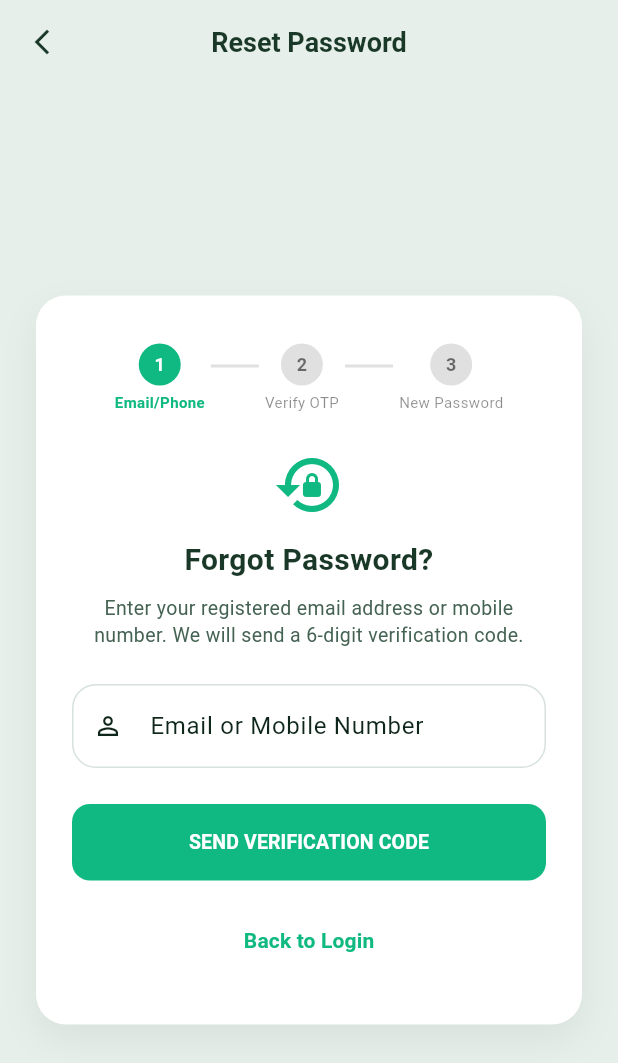
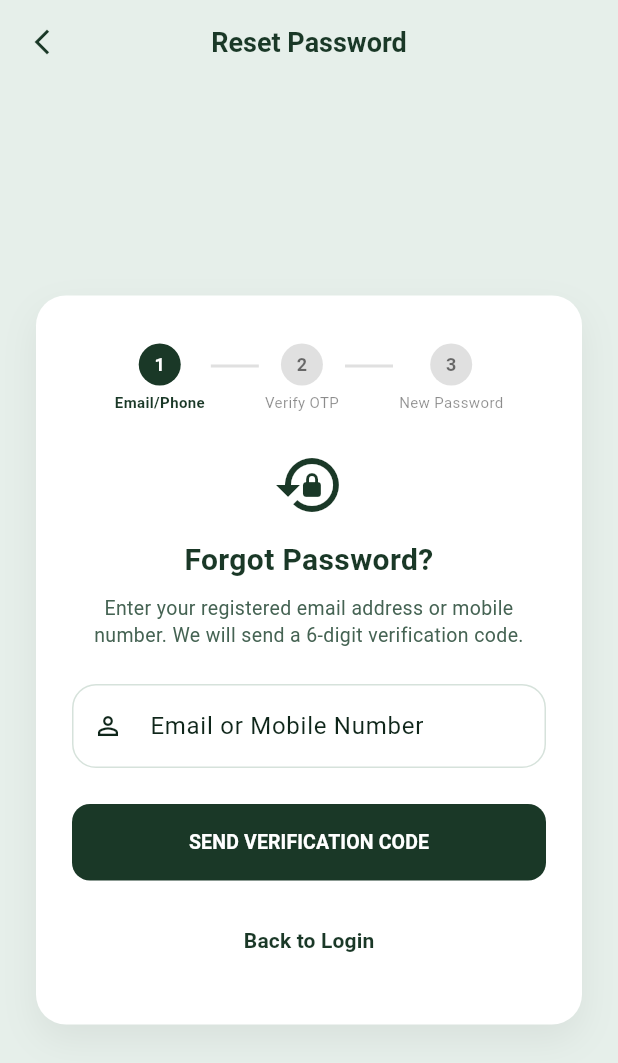
Before and after one commit to Krupa-hingrajia/alanga-app, a Flutter app: the screen it shows after launch, after a tap on "Forgot Password?", on a phone screen of 412 x 824 dp. Shown: the top 1063 px of the screen. Run offline on Flutter 3.47's test engine with Material 3 defaults, Android fonts, the phone set to English and light mode, and no system bars; our stand-ins replace dio, equatable, firebase_auth, firebase_core, flutter_bloc, flutter_secure_storage and 8 more; accounts and stored records are empty; network calls fail.

Commit message:
style(customer_app): update button colors to app icon dark green (0xFF1A3827)

```diff
--- a/frontend/customer_app/lib/core/theme/app_theme.dart
+++ b/frontend/customer_app/lib/core/theme/app_theme.dart
@@ -46,6 +46,16 @@ class AppTheme {
         errorBorder: OutlineInputBorder(
           borderRadius: BorderRadius.circular(16),
           borderSide: const BorderSide(color: AppColors.brandRed),
+        ),
+      ),
+      elevatedButtonTheme: ElevatedButtonThemeData(
+        style: ElevatedButton.styleFrom(
+          backgroundColor: const Color(0xFF1A3827),
+          foregroundColor: Colors.white,
+          elevation: 0,
+          shape: RoundedRectangleBorder(
+            borderRadius: BorderRadius.circular(12),
+          ),
         ),
       ),
     );
--- a/frontend/customer_app/lib/features/auth/presentation/screens/forgot_password_screen.dart
+++ b/frontend/customer_app/lib/features/auth/presentation/screens/forgot_password_screen.dart
@@ -123,7 +123,7 @@ class _ForgotPasswordScreenState extends State<ForgotPasswordScreen> {
                                 ? 'OTP sent! Test code: ${state.devOtp}'
                                 : 'Verification code sent to ${state.identifier}',
                           ),
-                          backgroundColor: AppColors.primaryGreen,
+                          backgroundColor: const Color(0xFF1A3827),
                           duration: const Duration(seconds: 4),
                         ),
                       );
@@ -153,7 +153,7 @@ class _ForgotPasswordScreenState extends State<ForgotPasswordScreen> {
                         borderRadius: BorderRadius.circular(20),
                         boxShadow: [
                           BoxShadow(
-                            color: Colors.black.withOpacity(0.06),
+                            color: Colors.black.withValues(alpha: 0.06),
                             blurRadius: 20,
                             offset: const Offset(0, 10),
                           ),
@@ -211,7 +211,7 @@ class _ForgotPasswordScreenState extends State<ForgotPasswordScreen> {
           height: 28,
           decoration: BoxDecoration(
             shape: BoxShape.circle,
-            color: active ? AppColors.primaryGreen : const Color(0xFFE0E0E0),
+            color: active ? const Color(0xFF1A3827) : const Color(0xFFE0E0E0),
           ),
           child: Center(
             child: Text(
@@ -229,7 +229,7 @@ class _ForgotPasswordScreenState extends State<ForgotPasswordScreen> {
           label,
           style: TextStyle(
             fontSize: 10,
-            color: active ? AppColors.primaryGreen : Colors.black45,
+            color: active ? const Color(0xFF1A3827) : Colors.black45,
             fontWeight: active ? FontWeight.w600 : FontWeight.normal,
           ),
         ),
@@ -242,7 +242,7 @@ class _ForgotPasswordScreenState extends State<ForgotPasswordScreen> {
       width: 32,
       height: 2,
       margin: const EdgeInsets.only(bottom: 16, left: 4, right: 4),
-      color: active ? AppColors.primaryGreen : const Color(0xFFE0E0E0),
+      color: active ? const Color(0xFF1A3827) : const Color(0xFFE0E0E0),
     );
   }
 
@@ -253,7 +253,7 @@ class _ForgotPasswordScreenState extends State<ForgotPasswordScreen> {
       child: Column(
         crossAxisAlignment: CrossAxisAlignment.stretch,
         children: [
-          const Icon(Icons.lock_reset, size: 48, color: AppColors.primaryGreen),
+          const Icon(Icons.lock_reset, size: 48, color: Color(0xFF1A3827)),
           const SizedBox(height: 12),
           const Text(
             'Forgot Password?',
@@ -285,7 +285,7 @@ class _ForgotPasswordScreenState extends State<ForgotPasswordScreen> {
               border: OutlineInputBorder(borderRadius: BorderRadius.circular(12)),
               focusedBorder: OutlineInputBorder(
                 borderRadius: BorderRadius.circular(12),
-                borderSide: const BorderSide(color: AppColors.primaryGreen, width: 2),
+                borderSide: const BorderSide(color: Color(0xFF1A3827), width: 2),
               ),
             ),
             validator: (value) {
@@ -316,7 +316,7 @@ class _ForgotPasswordScreenState extends State<ForgotPasswordScreen> {
                   },
             style: ElevatedButton.styleFrom(
               padding: const EdgeInsets.symmetric(vertical: 16),
-              backgroundColor: AppColors.primaryGreen,
+              backgroundColor: const Color(0xFF1A3827),
               foregroundColor: Colors.white,
               shape: RoundedRectangleBorder(
                 borderRadius: BorderRadius.circular(12),
@@ -339,7 +339,7 @@ class _ForgotPasswordScreenState extends State<ForgotPasswordScreen> {
             onPressed: () => context.go('/login'),
             child: const Text(
               'Back to Login',
-              style: TextStyle(color: AppColors.primaryGreen, fontWeight: FontWeight.w600),
+              style: TextStyle(color: Color(0xFF1A3827), fontWeight: FontWeight.w600),
             ),
           ),
         ],
@@ -354,7 +354,7 @@ class _ForgotPasswordScreenState extends State<ForgotPasswordScreen> {
       child: Column(
         crossAxisAlignment: CrossAxisAlignment.stretch,
         children: [
-          const Icon(Icons.mark_email_read_outlined, size: 48, color: AppColors.primaryGreen),
+          const Icon(Icons.mark_email_read_outlined, size: 48, color: Color(0xFF1A3827)),
           const SizedBox(height: 12),
           const Text(
             'Verify Verification Code',
@@ -389,7 +389,7 @@ class _ForgotPasswordScreenState extends State<ForgotPasswordScreen> {
               border: OutlineInputBorder(borderRadius: BorderRadius.circular(12)),
               focusedBorder: OutlineInputBorder(
                 borderRadius: BorderRadius.circular(12),
-                borderSide: const BorderSide(color: AppColors.primaryGreen, width: 2),
+                borderSide: const BorderSide(color: Color(0xFF1A3827), width: 2),
               ),
             ),
             validator: (value) {
@@ -443,7 +443,7 @@ class _ForgotPasswordScreenState extends State<ForgotPasswordScreen> {
                   },
             style: ElevatedButton.styleFrom(
               padding: const EdgeInsets.symmetric(vertical: 16),
-              backgroundColor: AppColors.primaryGreen,
+              backgroundColor: const Color(0xFF1A3827),
               foregroundColor: Colors.white,
               shape: RoundedRectangleBorder(
                 borderRadius: BorderRadius.circular(12),
@@ -473,7 +473,7 @@ class _ForgotPasswordScreenState extends State<ForgotPasswordScreen> {
       child: Column(
         crossAxisAlignment: CrossAxisAlignment.stretch,
         children: [
-          const Icon(Icons.lock_outline, size: 48, color: AppColors.primaryGreen),
+          const Icon(Icons.lock_outline, size: 48, color: Color(0xFF1A3827)),
           const SizedBox(height: 12),
           const Text(
             'Create New Password',
@@ -508,7 +508,7 @@ class _ForgotPasswordScreenState extends State<ForgotPasswordScreen> {
               border: OutlineInputBorder(borderRadius: BorderRadius.circular(12)),
               focusedBorder: OutlineInputBorder(
                 borderRadius: BorderRadius.circular(12),
-                borderSide: const BorderSide(color: AppColors.primaryGreen, width: 2),
+                borderSide: const BorderSide(color: Color(0xFF1A3827), width: 2),
               ),
             ),
             validator: (value) {
@@ -532,7 +532,7 @@ class _ForgotPasswordScreenState extends State<ForgotPasswordScreen> {
               border: OutlineInputBorder(borderRadius: BorderRadius.circular(12)),
               focusedBorder: OutlineInputBorder(
                 borderRadius: BorderRadius.circular(12),
-                borderSide: const BorderSide(color: AppColors.primaryGreen, width: 2),
+                borderSide: const BorderSide(color: Color(0xFF1A3827), width: 2),
               ),
             ),
             validator: (value) {
@@ -562,7 +562,7 @@ class _ForgotPasswordScreenState extends State<ForgotPasswordScreen> {
                   },
             style: ElevatedButton.styleFrom(
               padding: const EdgeInsets.symmetric(vertical: 16),
-              backgroundColor: AppColors.primaryGreen,
+              backgroundColor: const Color(0xFF1A3827),
               foregroundColor: Colors.white,
               shape: RoundedRectangleBorder(
                 borderRadius: BorderRadius.circular(12),
@@ -593,7 +593,7 @@ class _ForgotPasswordScreenState extends State<ForgotPasswordScreen> {
         shape: RoundedRectangleBorder(borderRadius: BorderRadius.circular(16)),
         title: const Row(
           children: [
-            Icon(Icons.check_circle, color: AppColors.primaryGreen),
+            Icon(Icons.check_circle, color: Color(0xFF1A3827)),
             SizedBox(width: 8),
             Text('Success', style: TextStyle(fontWeight: FontWeight.bold)),
           ],
@@ -605,7 +605,7 @@ class _ForgotPasswordScreenState extends State<ForgotPasswordScreen> {
               Navigator.of(ctx).pop();
               context.go('/login');
             },
-            child: const Text('Back to Login', style: TextStyle(color: AppColors.primaryGreen, fontWeight: FontWeight.bold)),
+            child: const Text('Back to Login', style: TextStyle(color: Color(0xFF1A3827), fontWeight: FontWeight.bold)),
           ),
         ],
       ),
--- a/frontend/customer_app/lib/features/auth/presentation/screens/login_screen.dart
+++ b/frontend/customer_app/lib/features/auth/presentation/screens/login_screen.dart
@@ -353,15 +353,15 @@ class _LoginScreenState extends State<LoginScreen> {
                               ),
                               const SizedBox(height: 22),
 
-                              // Action Button using Alanga Emerald Gradient
+                              // Action Button using App Icon Dark Green
                               Container(
                                 height: 50,
                                 decoration: BoxDecoration(
-                                  gradient: AppColors.brandEmeraldGradient,
+                                  color: const Color(0xFF1A3827),
                                   borderRadius: BorderRadius.circular(14),
                                   boxShadow: [
                                     BoxShadow(
-                                      color: AppColors.primaryGreen.withValues(alpha: 0.35),
+                                      color: const Color(0xFF1A3827).withValues(alpha: 0.35),
                                       blurRadius: 14,
                                       offset: const Offset(0, 4),
                                     ),
--- a/frontend/customer_app/lib/features/auth/presentation/screens/register_screen.dart
+++ b/frontend/customer_app/lib/features/auth/presentation/screens/register_screen.dart
@@ -312,7 +312,7 @@ class _RegisterScreenState extends State<RegisterScreen> {
                                   },
                             style: ElevatedButton.styleFrom(
                               padding: const EdgeInsets.symmetric(vertical: 16),
-                              backgroundColor: AppColors.primaryGreen, // Logo green background
+                              backgroundColor: const Color(0xFF1A3827), // App icon dark green
                               foregroundColor: Colors.white,
                               shape: RoundedRectangleBorder(
                                 borderRadius: BorderRadius.circular(12),
```
Also changed, not shown: frontend/customer_app/lib/features/products/presentation/widgets/customer_product_card.dart (+2 -5 lines).
